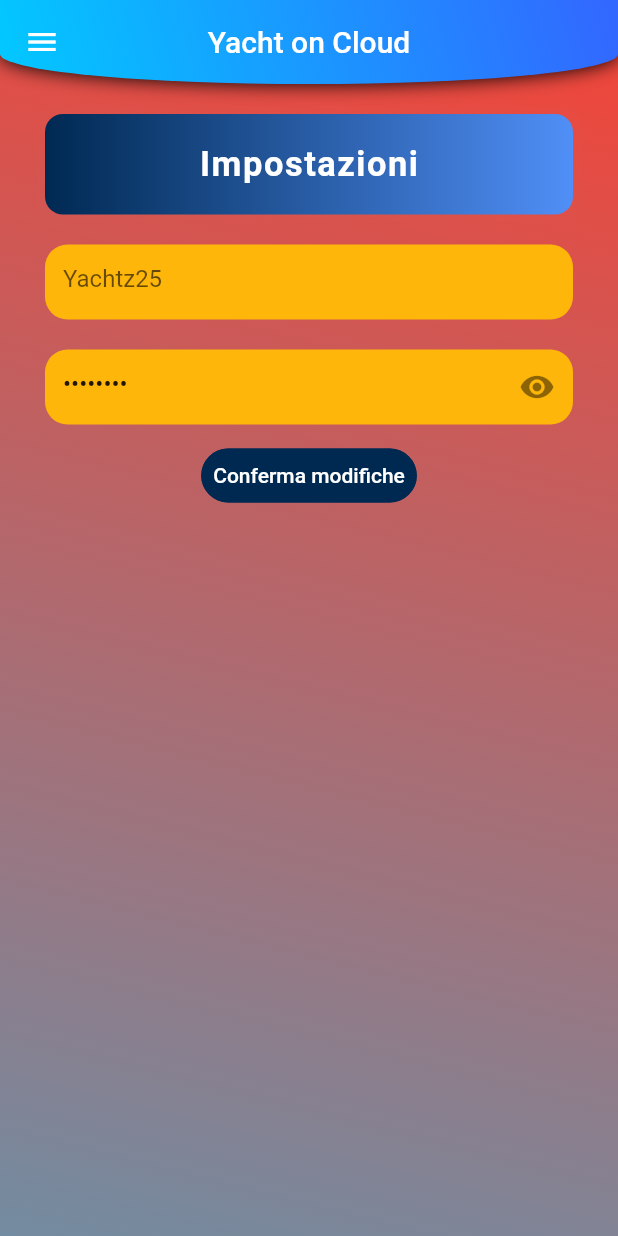
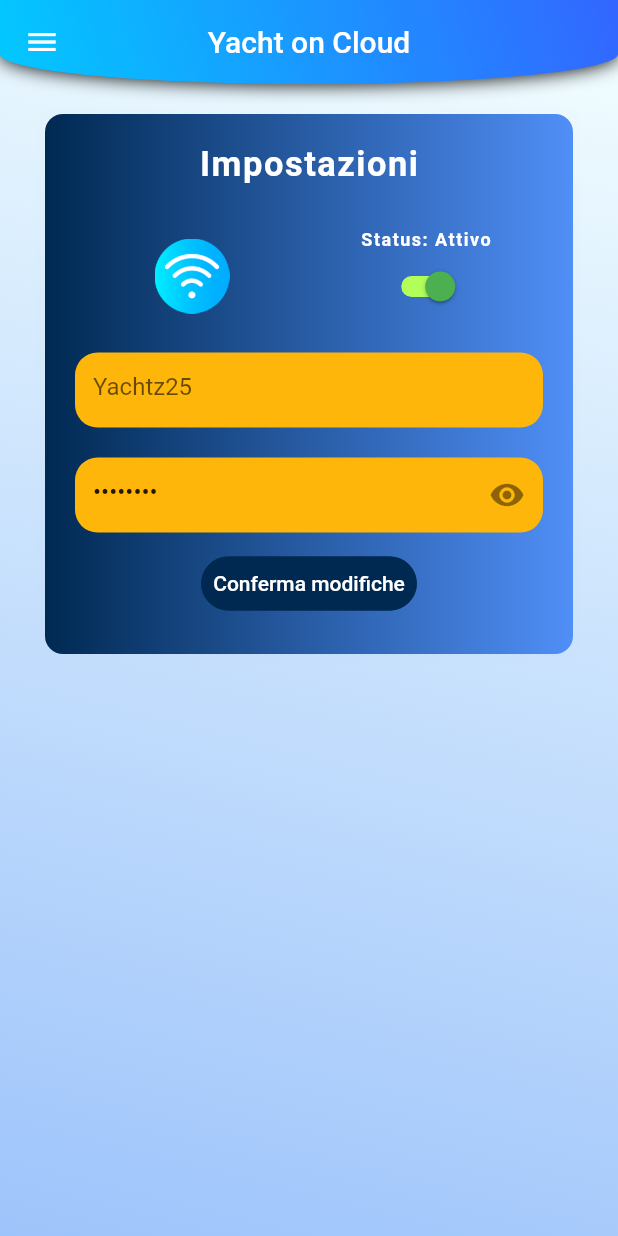
Before and after one commit to GabrielePisapia/EMAD-YachtOnCloud, a Flutter app: the DetailsConnettivita widget shown alone on an empty page, opened directly, on a phone screen of 412 x 824 dp. Run offline on Flutter 3.47's test engine with Material 2 defaults, Android fonts, the phone set to English and light mode, and no system bars; our stand-ins replace fl_chart, flutter_icons, font_awesome_flutter, responsive_framework, syncfusion_flutter_charts; missing offline and left inert: flutter_gradients.

Commit message:
update connettività

```diff
--- a/yachtoncloud/lib/connettivita.dart
+++ b/yachtoncloud/lib/connettivita.dart
@@ -13,6 +13,7 @@ import 'template.dart';
 import 'package:flutter/foundation.dart';
 
 bool _obscureText = true;
+bool isSwitched = true;
 
 class ChartData {
         ChartData(String x, int y, Color? color) {
@@ -62,8 +63,8 @@ class _DetailsConnettivitaState extends State<DetailsConnettivita> {
       boxDecoration: BoxDecoration(
         gradient: LinearGradient(
             colors: [
-              const Color(0xFF00CCFF),
-              Colors.red,
+              backgroundColor1,
+              backgroundColor2,
             ],
             begin: const FractionalOffset(0.0, 2.0),
             end: const FractionalOffset(1.0, 0.0),
@@ -71,11 +72,10 @@ class _DetailsConnettivitaState extends State<DetailsConnettivita> {
             tileMode: TileMode.clamp),
       ),
       child: SingleChildScrollView(
-      child:Padding(
-        padding: EdgeInsets.fromLTRB(30.0, 20.0, 30.0, 0.0),
-        child: Column(
-          children: [
-             Container(
+      child:  Padding(
+        padding: EdgeInsets.fromLTRB(30.0, 20.0, 30.0, 20.0),
+        child: Container(
+          height: 360,
               //width: double.infinity,
               decoration: BoxDecoration(
                   gradient: LinearGradient(
@@ -92,8 +92,10 @@ class _DetailsConnettivitaState extends State<DetailsConnettivita> {
                       // changes position of shadow
                     ),
                   ]),
-              child: Padding(
-                padding: EdgeInsets.only(top: 20, bottom: 20),
+              child: Column(
+          children: [
+            Padding(
+                padding: EdgeInsets.only(top: 20, bottom: 10),
                 child: Center( child: Text(
                             "Impostazioni",
                             style: TextStyle(
@@ -103,12 +105,43 @@ class _DetailsConnettivitaState extends State<DetailsConnettivita> {
                                     fontWeight: FontWeight.bold),
                   )),
               ),
-          ),
            SizedBox(
               height: 20,
           ),
-          Container(
-                      width: double.infinity,
+           Padding( padding:  EdgeInsets.only(left: 20, right: 20),
+            child: Row(mainAxisAlignment: MainAxisAlignment.center, children: [Expanded(child: Image.asset(
+                      isSwitched ? 'assets/wifiON.png' : 'assets/wifiOFF.png',
+                      height: 50,
+                      width: 50,
+                    )),
+
+                    Expanded( child: Column(children: [
+                      Center( child: Text(
+                            "Status: " + (isSwitched ? "Attivo" : "Disattivo"),
+                            style: TextStyle(
+                                    color: textColor,
+                                    letterSpacing: 1.0,
+                                    fontSize: 12,
+                                    fontWeight: FontWeight.bold),
+                  )),
+                      Switch(
+            value: isSwitched,
+            onChanged: (value) {
+              setState(() {
+                isSwitched = value;
+                print(isSwitched);
+              });
+            },
+            activeTrackColor: Colors.lightGreenAccent,
+            activeColor: Colors.green,
+          ),
+                    ],))
+                  ])),
+           SizedBox(
+              height: 20,
+          ),
+          Padding( padding:  EdgeInsets.only(left: 20, right: 20), child: Container(
+                      //width: double.infinity,
                       height: 50,
                       decoration: BoxDecoration(
                         borderRadius: BorderRadius.circular(20.0),
@@ -125,11 +158,11 @@ class _DetailsConnettivitaState extends State<DetailsConnettivita> {
                                   BorderRadius.all(Radius.circular(15))),
                         ),
                       ),
-                    ),
+                    )),
              SizedBox(
               height: 20,
           ),
-            Container(
+            Padding( padding:  EdgeInsets.only(left: 20, right: 20), child: Container(
                       width: double.infinity,
                       height: 50,
                       decoration: BoxDecoration(
@@ -158,7 +191,7 @@ class _DetailsConnettivitaState extends State<DetailsConnettivita> {
                                   BorderRadius.all(Radius.circular(15))),
                         ),
                       ),
-                    ),
+                    )),
                     SizedBox(
               height: 10,
           ),
@@ -182,7 +215,7 @@ class _DetailsConnettivitaState extends State<DetailsConnettivita> {
           ),
           ],
         ),
-      ),
+      )),
     ));
   }
 }
@@ -548,7 +581,7 @@ Widget getBody(BuildContext context) {
                                 child: Text(
                               'Consumi',
                               style: TextStyle(
-                                    color: Colors.white,
+                                    color: textColor,
                                     letterSpacing: 1.0,
                                     fontSize: 17,
                                     fontWeight: FontWeight.bold),
--- a/yachtoncloud/lib/theme/colors.dart
+++ b/yachtoncloud/lib/theme/colors.dart
@@ -6,6 +6,7 @@ import 'package:flutter/material.dart';
 Blu scuro: 0xFF002952
 Blu cobalto: 0xFF508FF7
 Celeste: 0xFF9ED3F8
+Celeste chiaro: 0xFFF4FFFF
 Giallo ocra/senape: 0xFFE8B338 (spento)
 Giallo ocra: 0xFFFFB60A (acceso)
 Arancione: 0xFFFF8600
@@ -14,7 +15,7 @@ Arancione: 0xFFFF8600
 const Color textColor = Colors.white;
 
 const Color backgroundColor1 = Color(0xFF508FF7);
-const Color backgroundColor2 = Color(0xFF9ED3F8);
+const Color backgroundColor2 = Color(0xFFF4FFFF);
 
 const Color buttonColor = Color(0xFF002952);
 
```
Also changed, not shown: yachtoncloud/assets/wifiOFF.png (added), yachtoncloud/assets/wifiON.png (added), 3 other files.
